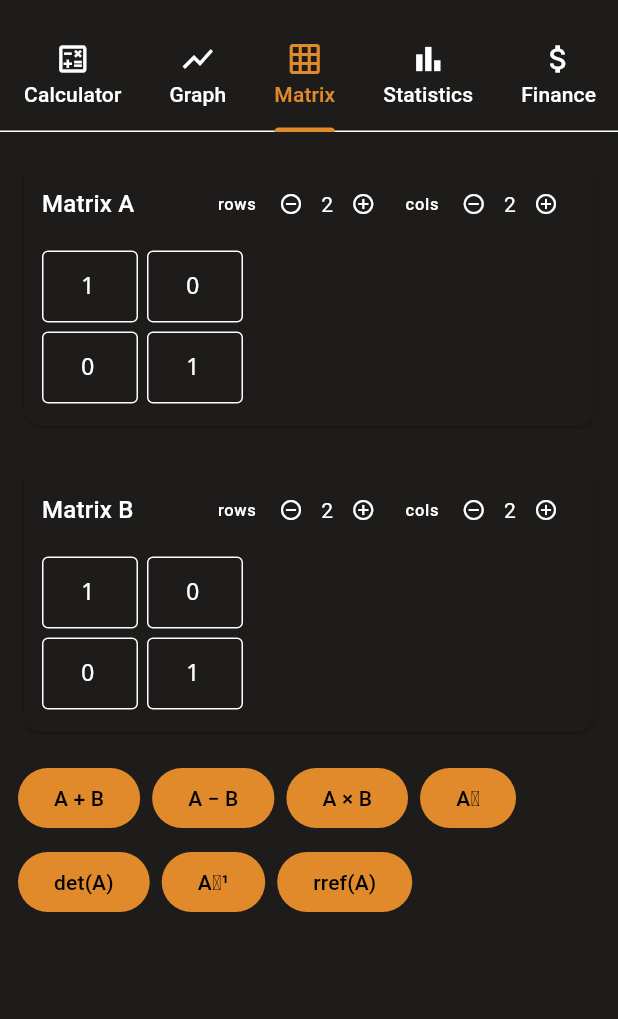
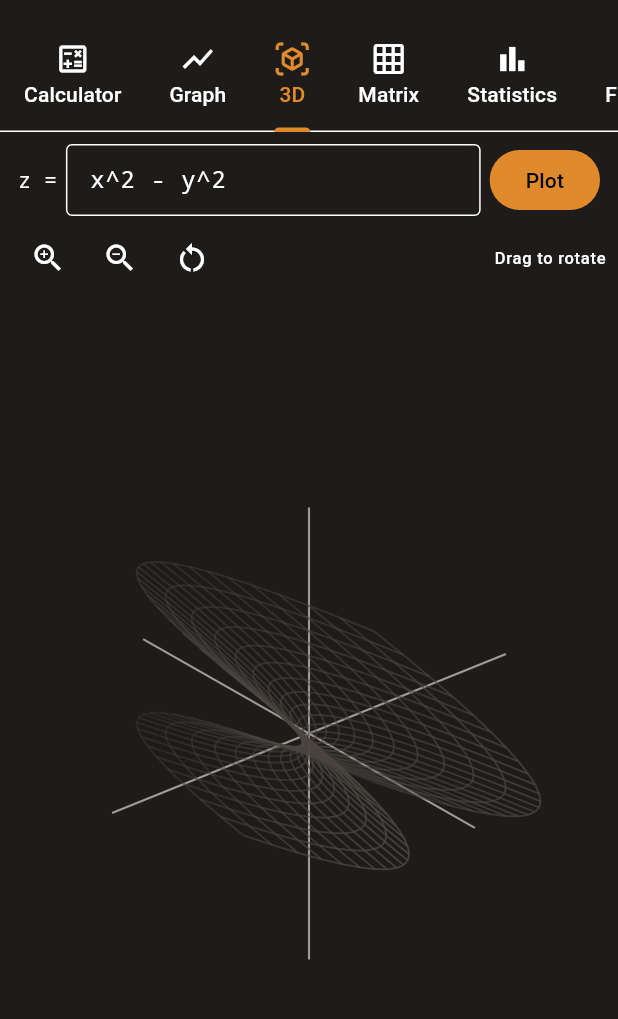
Before and after one commit to dgrudlev-sys/Claude, a Flutter app: the screen it shows after launch, tab 3 chosen, on a phone screen of 412 x 824 dp, the part 63-1082 px from its top. Run offline on Flutter 3.47's test engine with Material 3 defaults, Android fonts, the phone set to English and light mode, and no system bars; our stand-ins replace math_expressions, shared_preferences; missing offline and left inert: equations.

Commit message:
Add exact polynomial root-finding and 3D surface graphing
Two of the three items from the deferred CAS/3D-graphing roadmap are
now real, scoped, buildable features rather than "someday":

- Polynomial roots (Solve tab): exact real/complex roots for degree
  1-4 via closed-form solutions (linear/quadratic/cubic/quartic
  formulas), Aberth-method numeric approximation for degree 5+ where
  no closed form exists. Built on the `equations` pub.dev package
  rather than hand-rolling root-finding formulas. This is genuinely
  more capable than the existing numeric EquationSolver for
  polynomials specifically — it finds every root including complex
  ones, not just one real root near a guess.
- 3D surface graphing (new "3D" tab): z=f(x,y) as a rotated wireframe.
  SurfaceSampler evaluates the function over a grid (holes where it's
  undefined rather than crashing), Vector3.rotated composes two
  rotation matrices for the orbit-camera interaction, SurfacePainter
  projects orthographically and draws back-to-front with depth-based
  opacity as a lightweight shading stand-in. Drag to rotate, pinch-free
  zoom buttons for accessibility parity with the 2D graph tab.

All new numeric code cross-checked against numpy (polynomial roots)
or verified via invariants (rotation preserves vector length, 90-degree
azimuth maps +x onto the z-axis). 113 tests passing.

Investigated verifying the actual Android APK build: maven.google.com
itself isn't blocked by this sandbox's egress policy, but it redirects
straight to the already-blocked dl.google.com, so Gradle's Android
Gradle Plugin resolution is blocked at the infrastructure level, not
just the SDK-download step. Not something to route around from here;
documented as a known gap.

Still deferred: a true general-purpose CAS (symbolic equation solving
beyond polynomials, symbolic integration) and a geometry app.

```diff
--- /dev/null
+++ b/scientific-calculator/lib/graphing3d/surface_controller.dart
@@ -0,0 +1,63 @@
+import 'package:flutter/foundation.dart';
+
+import '../core/angle_mode.dart';
+import '../core/calculator_engine.dart';
+import 'surface_sampler.dart';
+
+class SurfaceController extends ChangeNotifier {
+  SurfaceController({SurfaceSampler? sampler}) : _sampler = sampler ?? SurfaceSampler(CalculatorEngine());
+
+  final SurfaceSampler _sampler;
+
+  String expression = 'x^2 - y^2';
+  double xMin = -3, xMax = 3, yMin = -3, yMax = 3;
+  double azimuth = 0.7;
+  double elevation = 0.5;
+  double zoom = 1.0;
+  int resolution = 22;
+
+  SampledSurface? surface;
+  String? error;
+
+  void setExpression(String value) {
+    expression = value;
+    notifyListeners();
+  }
+
+  void rotate(double dAzimuth, double dElevation) {
+    azimuth += dAzimuth;
+    elevation = (elevation + dElevation).clamp(-1.5, 1.5);
+    notifyListeners();
+  }
+
+  void setZoom(double value) {
+    zoom = value.clamp(0.3, 3.0);
+    notifyListeners();
+  }
+
+  void resetView() {
+    azimuth = 0.7;
+    elevation = 0.5;
+    zoom = 1.0;
+    notifyListeners();
+  }
+
+  void compute() {
+    error = null;
+    surface = null;
+    try {
+      surface = _sampler.sample(
+        expression,
+        AngleMode.radians,
+        xMin: xMin,
+        xMax: xMax,
+        yMin: yMin,
+        yMax: yMax,
+        resolution: resolution,
+      );
+    } on CalculatorError catch (e) {
+      error = e.message;
+    }
+    notifyListeners();
+  }
+}
--- /dev/null
+++ b/scientific-calculator/lib/graphing3d/surface_sampler.dart
@@ -0,0 +1,66 @@
+import '../core/angle_mode.dart';
+import '../core/calculator_engine.dart';
+import 'vector3.dart';
+
+/// A regular grid of sampled `(x, y, f(x,y))` points, plus the axis
+/// extents actually reached (which can be smaller than the requested
+/// domain if the function errors out at some points) — the painter uses
+/// the extents to scale the model so the surface fills the view.
+class SampledSurface {
+  const SampledSurface(this.grid, this.resolution);
+
+  /// Row-major grid of points, `null` where the function couldn't be
+  /// evaluated (kept as a hole rather than skewing the surface).
+  final List<List<Vector3?>> grid;
+  final int resolution;
+
+  double get maxExtent {
+    var maxAbs = 1e-9;
+    for (final row in grid) {
+      for (final p in row) {
+        if (p == null) continue;
+        for (final v in [p.x, p.y, p.z]) {
+          if (v.abs() > maxAbs) maxAbs = v.abs();
+        }
+      }
+    }
+    return maxAbs;
+  }
+}
+
+/// Evaluates `z = f(x, y)` over a grid — the 3D equivalent of
+/// [FunctionSampler], binding both `x` and `y` per sample rather than
+/// just `x`.
+class SurfaceSampler {
+  const SurfaceSampler(this._engine);
+
+  final CalculatorEngine _engine;
+
+  SampledSurface sample(
+    String expression,
+    AngleMode angleMode, {
+    required double xMin,
+    required double xMax,
+    required double yMin,
+    required double yMax,
+    int resolution = 24,
+  }) {
+    final prepared = _engine.prepareExpression(expression, angleMode);
+    final grid = <List<Vector3?>>[];
+    for (var i = 0; i <= resolution; i++) {
+      final x = xMin + (xMax - xMin) * i / resolution;
+      final row = <Vector3?>[];
+      for (var j = 0; j <= resolution; j++) {
+        final y = yMin + (yMax - yMin) * j / resolution;
+        try {
+          final z = _engine.evaluateExpression(prepared, variables: {'x': x, 'y': y});
+          row.add(Vector3(x, y, z));
+        } catch (_) {
+          row.add(null);
+        }
+      }
+      grid.add(row);
+    }
+    return SampledSurface(grid, resolution);
+  }
+}
--- /dev/null
+++ b/scientific-calculator/lib/graphing3d/vector3.dart
@@ -0,0 +1,31 @@
+import 'dart:math' as math;
+
+/// A plain 3D point/vector. No Flutter dependency — this is the model-space
+/// math that [SurfacePainter] later projects into screen pixels.
+class Vector3 {
+  const Vector3(this.x, this.y, this.z);
+
+  final double x;
+  final double y;
+  final double z;
+
+  double get length => math.sqrt(x * x + y * y + z * z);
+
+  /// Rotates this point [azimuth] radians around the Y axis, then
+  /// [elevation] radians around the (new) X axis — the standard two-angle
+  /// "orbit camera" composition, applied in model space before projection.
+  Vector3 rotated({required double azimuth, required double elevation}) {
+    final cosA = math.cos(azimuth);
+    final sinA = math.sin(azimuth);
+    final x1 = x * cosA + z * sinA;
+    final z1 = -x * sinA + z * cosA;
+    final y1 = y;
+
+    final cosE = math.cos(elevation);
+    final sinE = math.sin(elevation);
+    final y2 = y1 * cosE - z1 * sinE;
+    final z2 = y1 * sinE + z1 * cosE;
+
+    return Vector3(x1, y2, z2);
+  }
+}
--- a/scientific-calculator/lib/screens/home_shell.dart
+++ b/scientific-calculator/lib/screens/home_shell.dart
@@ -8,17 +8,19 @@ import 'matrix_screen.dart';
 import 'settings_screen.dart';
 import 'solve_screen.dart';
 import 'stats_screen.dart';
+import 'surface3d_screen.dart';
 
 const _tabs = [
   (icon: Icons.calculate_outlined, label: 'Calculator'),
   (icon: Icons.show_chart, label: 'Graph'),
+  (icon: Icons.view_in_ar_outlined, label: '3D'),
   (icon: Icons.grid_on, label: 'Matrix'),
   (icon: Icons.bar_chart, label: 'Statistics'),
   (icon: Icons.attach_money, label: 'Finance'),
   (icon: Icons.functions, label: 'Solve'),
 ];
 
-/// Ties every mode (Calculator/Graph/Matrix/Statistics/Finance/Solve)
+/// Ties every mode (Calculator/Graph/3D/Matrix/Statistics/Finance/Solve)
 /// together behind one scrollable tab bar and a single shared settings
 /// entry point, mirroring how a physical calculator's APPS menu switches
 /// between its built-in tools without leaving "the calculator."
@@ -55,6 +57,7 @@ class HomeShell extends StatelessWidget {
           children: [
             CalculatorScreen(settings: settings),
             const GraphScreen(),
+            const Surface3dScreen(),
             const MatrixScreen(),
             const StatsScreen(),
             const FinanceScreen(),
--- /dev/null
+++ b/scientific-calculator/lib/screens/surface3d_screen.dart
@@ -0,0 +1,130 @@
+import 'package:flutter/material.dart';
+
+import '../graphing3d/surface_controller.dart';
+import '../graphing3d/surface_painter.dart';
+import '../theme/app_theme.dart';
+
+class Surface3dScreen extends StatefulWidget {
+  const Surface3dScreen({super.key});
+
+  @override
+  State<Surface3dScreen> createState() => _Surface3dScreenState();
+}
+
+class _Surface3dScreenState extends State<Surface3dScreen> {
+  final _controller = SurfaceController();
+  late final _exprField = TextEditingController(text: _controller.expression);
+
+  @override
+  void initState() {
+    super.initState();
+    _controller.compute();
+  }
+
+  @override
+  void dispose() {
+    _exprField.dispose();
+    _controller.dispose();
+    super.dispose();
+  }
+
+  @override
+  Widget build(BuildContext context) {
+    final palette = Theme.of(context).extension<CalculatorPalette>()!;
+    return AnimatedBuilder(
+      animation: _controller,
+      builder: (context, _) {
+        return Column(
+          children: [
+            Padding(
+              padding: const EdgeInsets.fromLTRB(12, 8, 12, 4),
+              child: Row(
+                children: [
+                  const Text('z =', style: TextStyle(fontFamily: 'monospace')),
+                  const SizedBox(width: 6),
+                  Expanded(
+                    child: TextFormField(
+                      controller: _exprField,
+                      style: const TextStyle(fontFamily: 'monospace'),
+                      decoration: const InputDecoration(isDense: true, border: OutlineInputBorder()),
+                      onFieldSubmitted: (v) {
+                        _controller.setExpression(v);
+                        _controller.compute();
+                      },
+                    ),
+                  ),
+                  const SizedBox(width: 6),
+                  FilledButton(
+                    onPressed: () {
+                      _controller.setExpression(_exprField.text);
+                      _controller.compute();
+                    },
+                    child: const Text('Plot'),
+                  ),
+                ],
+              ),
+            ),
+            Padding(
+              padding: const EdgeInsets.symmetric(horizontal: 8),
+              child: Row(
+                children: [
+                  IconButton(
+                    icon: const Icon(Icons.zoom_in),
+                    tooltip: 'Zoom in',
+                    onPressed: () => _controller.setZoom(_controller.zoom * 1.2),
+                  ),
+                  IconButton(
+                    icon: const Icon(Icons.zoom_out),
+                    tooltip: 'Zoom out',
+                    onPressed: () => _controller.setZoom(_controller.zoom / 1.2),
+                  ),
+                  IconButton(
+                    icon: const Icon(Icons.restart_alt),
+                    tooltip: 'Reset view',
+                    onPressed: _controller.resetView,
+                  ),
+                  const Spacer(),
+                  Text(
+                    'Drag to rotate',
+                    style: Theme.of(context).textTheme.labelSmall,
+                  ),
+                ],
+              ),
+            ),
+            if (_controller.error != null)
+              Padding(
+                padding: const EdgeInsets.all(12),
+                child: Card(
+                  color: Theme.of(context).colorScheme.errorContainer,
+                  child: Padding(padding: const EdgeInsets.all(12), child: Text(_controller.error!)),
+                ),
+              ),
+            Expanded(
+              child: GestureDetector(
+                onPanUpdate: (details) {
+                  _controller.rotate(details.delta.dx * 0.01, -details.delta.dy * 0.01);
+                },
+                child: Semantics(
+                  label:
+                      'Rotatable 3D surface plot of z equals ${_controller.expression}. '
+                      'Use the zoom and reset controls above for precise navigation.',
+                  child: CustomPaint(
+                    size: Size.infinite,
+                    painter: SurfacePainter(
+                      surface: _controller.surface,
+                      azimuth: _controller.azimuth,
+                      elevation: _controller.elevation,
+                      zoom: _controller.zoom,
+                      lineColor: palette.operatorButton,
+                      axisColor: palette.onButton.withValues(alpha: 0.6),
+                    ),
+                  ),
+                ),
+              ),
+            ),
+          ],
+        );
+      },
+    );
+  }
+}
--- a/scientific-calculator/pubspec.yaml
+++ b/scientific-calculator/pubspec.yaml
@@ -36,6 +36,7 @@ dependencies:
   cupertino_icons: ^1.0.8
   math_expressions: ^3.1.0
   shared_preferences: ^2.5.5
+  equations: ^6.0.0
 
 dev_dependencies:
   flutter_test:
```
Also changed, not shown: scientific-calculator/lib/core/polynomial_solver.dart (added, +84 -0 lines), scientific-calculator/lib/graphing3d/surface_painter.dart (added, +124 -0 lines), scientific-calculator/lib/screens/solve_screen.dart (+84 -2 lines), scientific-calculator/pubspec.lock, 4 other files.
